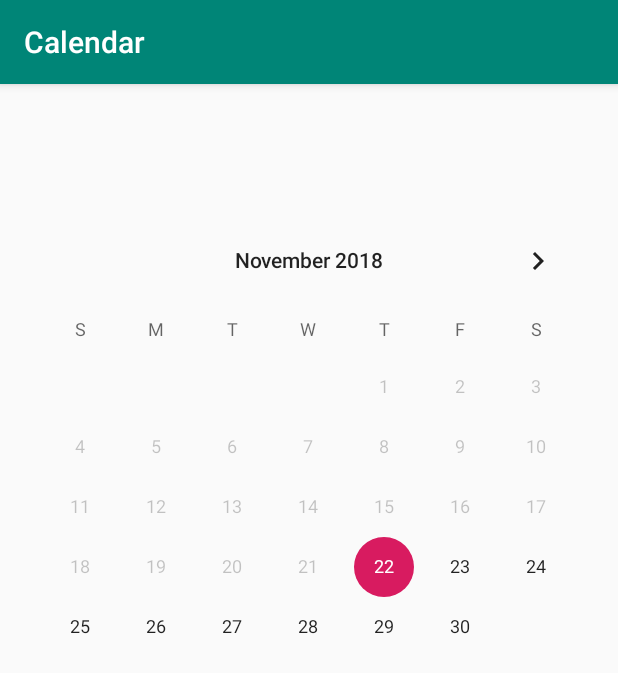
After one commit to Thomas-Reis/UI-Final-Project, an Android app: the Calendar screen opened directly, with no data from a screen before it, on a phone screen of 412 x 824 dp. The commit adds this screen. Shown: the top 673 px of the screen. Run offline under Robolectric (Android 15) with nearby library versions, the phone set to English and light mode, and no system bars; 2 statements that could not run were skipped.

Commit message:
CalendarPageStarted

```diff
--- a/Android/app/src/main/AndroidManifest.xml
+++ b/Android/app/src/main/AndroidManifest.xml
@@ -25,7 +25,7 @@
         </activity>
         <activity android:name=".EditProfile" />
         <activity android:name=".registration" />
-        <activity android:name=".home"></activity>
+        <activity android:name=".home" />
         <activity
             android:name=".spaghetti_squash"
             android:label="@string/title_activity_spaghetti_squash"
@@ -33,6 +33,10 @@
         <activity
             android:name=".Food_Selection"
             android:label="@string/title_activity_food__selection"
+            android:theme="@style/AppTheme.NoActionBar" />
+        <activity
+            android:name=".Calendar"
+            android:label="@string/title_activity_calendar"
             android:theme="@style/AppTheme.NoActionBar"></activity>
     </application>
 
--- /dev/null
+++ b/Android/app/src/main/java/net/uoit/uifinalproject/Calendar.java
@@ -0,0 +1,29 @@
+package net.uoit.uifinalproject;
+
+import android.os.Bundle;
+import android.support.design.widget.FloatingActionButton;
+import android.support.design.widget.Snackbar;
+import android.support.v7.app.AppCompatActivity;
+import android.support.v7.widget.Toolbar;
+import android.view.View;
+
+public class Calendar extends AppCompatActivity {
+
+    @Override
+    protected void onCreate(Bundle savedInstanceState) {
+        super.onCreate(savedInstanceState);
+        setContentView(R.layout.activity_calendar);
+        Toolbar toolbar = (Toolbar) findViewById(R.id.toolbar);
+        setSupportActionBar(toolbar);
+
+        FloatingActionButton fab = (FloatingActionButton) findViewById(R.id.fab);
+        fab.setOnClickListener(new View.OnClickListener() {
+            @Override
+            public void onClick(View view) {
+                Snackbar.make(view, "Replace with your own action", Snackbar.LENGTH_LONG)
+                        .setAction("Action", null).show();
+            }
+        });
+    }
+
+}
--- /dev/null
+++ b/Android/app/src/main/res/layout/activity_calendar.xml
@@ -0,0 +1,25 @@
+<?xml version="1.0" encoding="utf-8"?>
+<android.support.design.widget.CoordinatorLayout xmlns:android="http://schemas.android.com/apk/res/android"
+    xmlns:app="http://schemas.android.com/apk/res-auto"
+    xmlns:tools="http://schemas.android.com/tools"
+    android:layout_width="match_parent"
+    android:layout_height="match_parent"
+    tools:context=".Calendar">
+
+    <android.support.design.widget.AppBarLayout
+        android:layout_width="match_parent"
+        android:layout_height="wrap_content"
+        android:theme="@style/AppTheme.AppBarOverlay">
+
+        <android.support.v7.widget.Toolbar
+            android:id="@+id/toolbar"
+            android:layout_width="match_parent"
+            android:layout_height="?attr/actionBarSize"
+            android:background="?attr/colorPrimary"
+            app:popupTheme="@style/AppTheme.PopupOverlay" />
+
+    </android.support.design.widget.AppBarLayout>
+
+    <include layout="@layout/content_calendar" />
+
+</android.support.design.widget.CoordinatorLayout>
--- /dev/null
+++ b/Android/app/src/main/res/layout/content_calendar.xml
@@ -0,0 +1,24 @@
+<?xml version="1.0" encoding="utf-8"?>
+<android.support.constraint.ConstraintLayout xmlns:android="http://schemas.android.com/apk/res/android"
+    xmlns:app="http://schemas.android.com/apk/res-auto"
+    xmlns:tools="http://schemas.android.com/tools"
+    android:layout_width="match_parent"
+    android:layout_height="match_parent"
+    app:layout_behavior="@string/appbar_scrolling_view_behavior"
+    tools:context=".Calendar"
+    tools:showIn="@layout/activity_calendar">
+
+    <CalendarView
+        android:id="@+id/calendarView"
+        android:layout_width="0dp"
+        android:layout_height="wrap_content"
+        android:layout_marginStart="8dp"
+        android:layout_marginTop="84dp"
+        android:layout_marginEnd="8dp"
+        android:minDate="11/22/2018"
+        app:layout_constraintEnd_toEndOf="parent"
+        app:layout_constraintHorizontal_bias="0.0"
+        app:layout_constraintStart_toStartOf="parent"
+        app:layout_constraintTop_toTopOf="parent" />
+
+</android.support.constraint.ConstraintLayout>
--- a/Android/app/src/main/res/values/strings.xml
+++ b/Android/app/src/main/res/values/strings.xml
@@ -14,4 +14,5 @@
     </string>
     <string name="title_activity_spaghetti_squash">spaghetti_squash</string>
     <string name="title_activity_food__selection">Food_Selection</string>
+    <string name="title_activity_calendar">Calendar</string>
 </resources>
```
